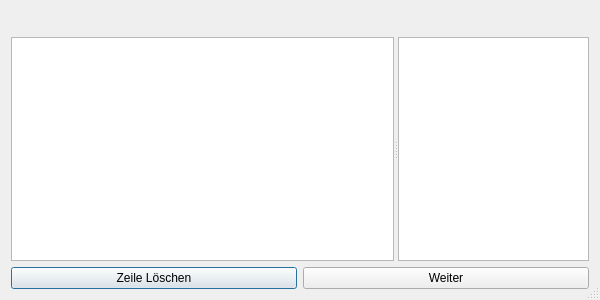
First picture: the form in kleiner-brauhelfer/dialogs/dlgdatabasecleaner.ui, repository kleiner-brauhelfer/kleiner-brauhelfer-2, before the edit.
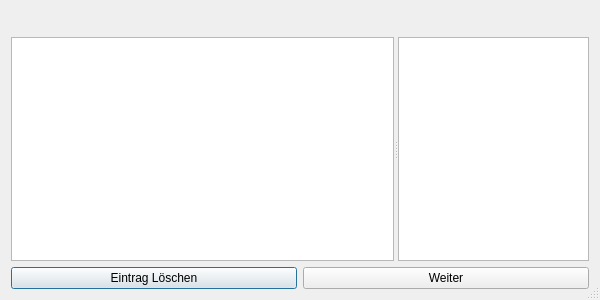
Second picture: the form after the edit. Custom widgets are drawn as their Qt base class.

Patch:
```diff
--- a/kleiner-brauhelfer/dialogs/dlgdatabasecleaner.ui
+++ b/kleiner-brauhelfer/dialogs/dlgdatabasecleaner.ui
@@ -107,7 +107,7 @@
      <item>
       <widget class="QPushButton" name="btnDelete">
        <property name="text">
-        <string>Zeile Löschen</string>
+        <string>Eintrag Löschen</string>
        </property>
       </widget>
      </item>
```
Left out of the diff: 6 changed lines with no effect on the pictures.
